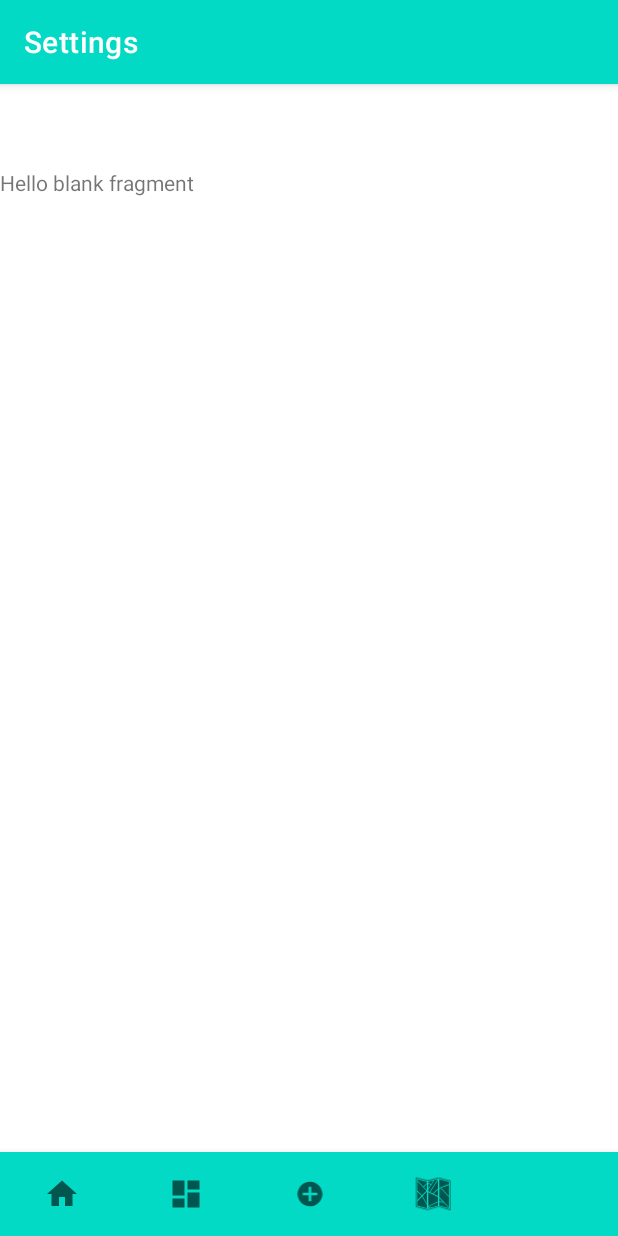
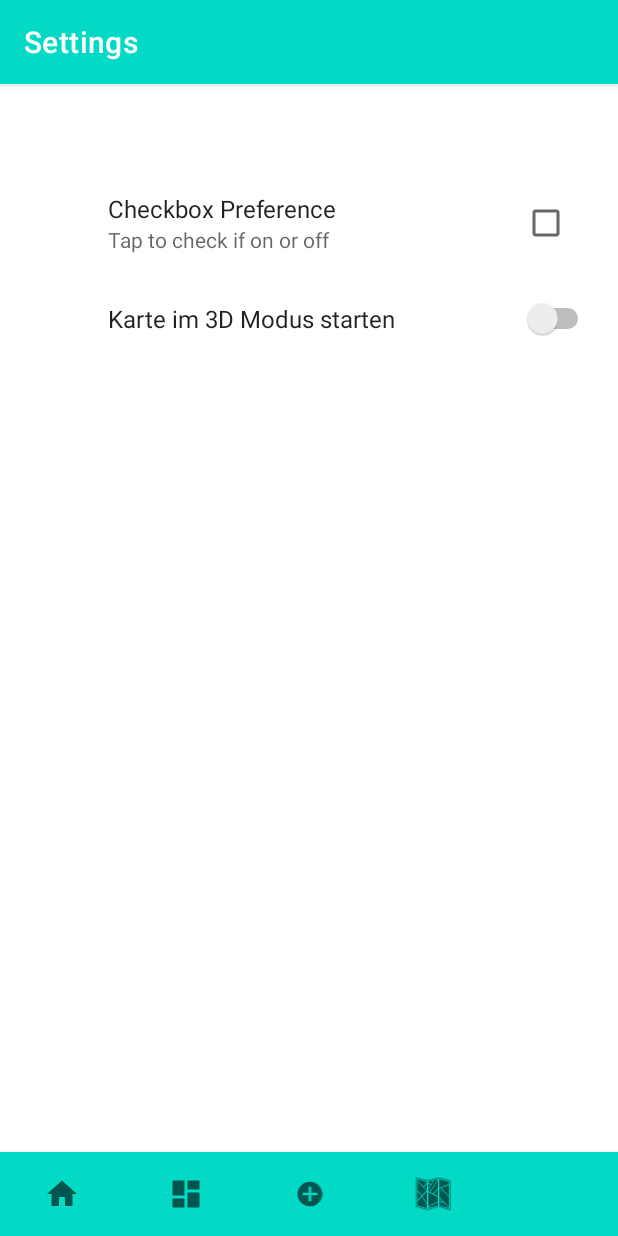
Before and after one commit to FL099/VacationStation_App, an Android app: the screen it shows after launch (MainActivity), item 5 of the bottom bar chosen, on a phone screen of 412 x 824 dp. Run offline under Robolectric (Android 15) with nearby library versions, the phone set to English and light mode, and no system bars; our stand-ins replace androidx.preference, navigation-ui; 2 statements that could not run were skipped.

Commit message:
Settings page

```diff
--- a/app/build.gradle
+++ b/app/build.gradle
@@ -44,6 +44,7 @@ dependencies {
     implementation 'androidx.lifecycle:lifecycle-livedata-ktx:2.3.1'
     implementation 'androidx.lifecycle:lifecycle-viewmodel-ktx:2.3.1'
     implementation 'androidx.legacy:legacy-support-v4:1.0.0'
+    implementation 'androidx.preference:preference:1.1.1'
     testImplementation 'junit:junit:4.+'
     implementation(name:'heresdk-explore-android-4.7.5.0.5643', ext:'aar')
     implementation 'org.locationtech.jts:jts-core:1.15.0'
--- a/app/src/main/java/com/example/vacationstation/DetailActivity.java
+++ b/app/src/main/java/com/example/vacationstation/DetailActivity.java
@@ -34,6 +34,7 @@ public class DetailActivity extends AppCompatActivity {
         MemoryItem it = getIntent().getParcelableExtra(EXTRA_MEMORY_KEY);
 
         img.setImageResource(R.drawable.card1);//TODO ändern auf jeweiliges Bild
+
         img_title.setText(it.getName());
         img_title.setTextSize(30);
         img_tags.setText("tags: " +it.getTags());
--- /dev/null
+++ b/app/src/main/java/com/example/vacationstation/Settings.java
@@ -0,0 +1,14 @@
+package com.example.vacationstation;
+
+import android.os.Bundle;
+
+import androidx.preference.PreferenceFragmentCompat;
+
+public class Settings extends PreferenceFragmentCompat {
+
+    @Override
+    public void onCreatePreferences(Bundle savedInstanceState, String rootKey) {
+        setPreferencesFromResource(R.xml.preferences, rootKey);
+        //bindPreferenceSummaryToValue(findPreference("ringtone"));
+    }
+}
--- a/app/src/main/java/com/example/vacationstation/ui/Settings/Settings.java
+++ b/app/src/main/java/com/example/vacationstation/ui/Settings/Settings.java
@@ -7,43 +7,23 @@ import androidx.fragment.app.Fragment;
 import android.view.LayoutInflater;
 import android.view.View;
 import android.view.ViewGroup;
+import android.preference.PreferenceFragment;
 
 import com.example.vacationstation.R;
 
-/**
- * A simple {@link Fragment} subclass.
- * Use the {@link Settings#newInstance} factory method to
- * create an instance of this fragment.
- */
-public class Settings extends Fragment {
 
-    // TODO: Rename parameter arguments, choose names that match
-    // the fragment initialization parameters, e.g. ARG_ITEM_NUMBER
-    private static final String ARG_PARAM1 = "param1";
-    private static final String ARG_PARAM2 = "param2";
-
-    // TODO: Rename and change types of parameters
-    private String mParam1;
-    private String mParam2;
+public class Settings extends PreferenceFragment {
 
     public Settings() {
         // Required empty public constructor
     }
 
-    /**
-     * Use this factory method to create a new instance of
-     * this fragment using the provided parameters.
-     *
-     * @param param1 Parameter 1.
-     * @param param2 Parameter 2.
-     * @return A new instance of fragment Settings.
-     */
+
     // TODO: Rename and change types and number of parameters
     public static Settings newInstance(String param1, String param2) {
         Settings fragment = new Settings();
         Bundle args = new Bundle();
-        args.putString(ARG_PARAM1, param1);
-        args.putString(ARG_PARAM2, param2);
+
         fragment.setArguments(args);
         return fragment;
     }
@@ -51,16 +31,15 @@ public class Settings extends Fragment {
     @Override
     public void onCreate(Bundle savedInstanceState) {
         super.onCreate(savedInstanceState);
-        if (getArguments() != null) {
-            mParam1 = getArguments().getString(ARG_PARAM1);
-            mParam2 = getArguments().getString(ARG_PARAM2);
-        }
+
+
     }
 
     @Override
     public View onCreateView(LayoutInflater inflater, ViewGroup container,
                              Bundle savedInstanceState) {
         // Inflate the layout for this fragment
+        addPreferencesFromResource(R.xml.preferences);
         return inflater.inflate(R.layout.fragment_settings, container, false);
     }
 }
--- a/app/src/main/res/layout/fragment_settings.xml
+++ b/app/src/main/res/layout/fragment_settings.xml
@@ -1,14 +1,17 @@
 <?xml version="1.0" encoding="utf-8"?>
-<FrameLayout xmlns:android="http://schemas.android.com/apk/res/android"
+<PreferenceScreen xmlns:android="http://schemas.android.com/apk/res/android"
     xmlns:tools="http://schemas.android.com/tools"
     android:layout_width="match_parent"
     android:layout_height="match_parent"
     tools:context=".ui.Settings.Settings">
 
     <!-- TODO: Update blank fragment layout -->
+
+    <!--https://developer.android.com/guide/topics/ui/settings/#java-->
+
     <TextView
         android:layout_width="match_parent"
         android:layout_height="match_parent"
         android:text="@string/hello_blank_fragment" />
 
-</FrameLayout>
+</PreferenceScreen>
--- a/app/src/main/res/navigation/mobile_navigation.xml
+++ b/app/src/main/res/navigation/mobile_navigation.xml
@@ -32,7 +32,7 @@
 
     <fragment
         android:id="@+id/navigation_settings"
-        android:name="com.example.vacationstation.ui.Settings.Settings"
+        android:name="com.example.vacationstation.Settings"
         android:label="@string/title_settings"
-        tools:layout="@layout/fragment_settings" />
+        tools:layout="@xml/preferences" />
 </navigation>
--- /dev/null
+++ b/app/src/main/res/xml/preferences.xml
@@ -0,0 +1,12 @@
+<?xml version="1.0" encoding="utf-8"?>
+<PreferenceScreen xmlns:android="http://schemas.android.com/apk/res/android">
+    <CheckBoxPreference
+        android:key="checkbox"
+        android:summary="Tap to check if on or off"
+        android:title="Checkbox Preference" />
+
+    <SwitchPreference
+        android:defaultValue="false"
+        android:key="switch_preference_1"
+        android:title="Karte im 3D Modus starten" />
+</PreferenceScreen>
```
Also changed, not shown: app/src/main/res/values/arrays.xml (added, +12 -0 lines), app/src/main/res/values/strings.xml (+14 -0 lines), app/src/main/res/xml/root_preferences.xml (added, +35 -0 lines).
